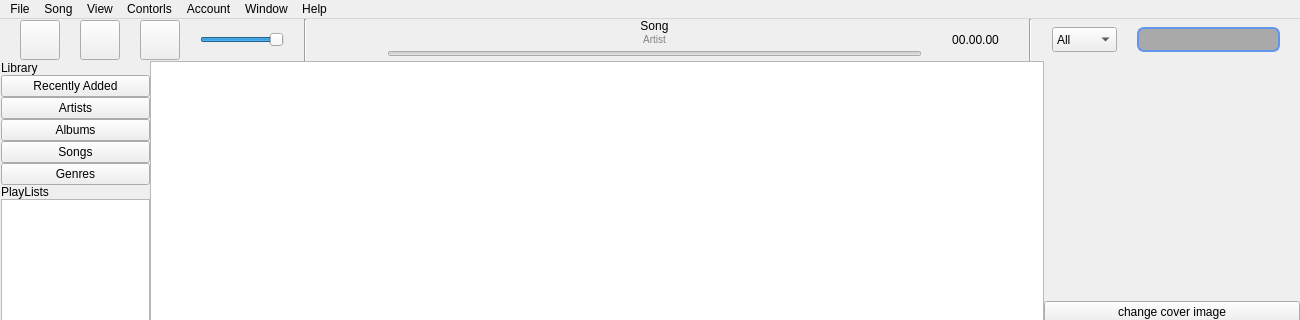
This is app/src/mainwindow.ui in intelek2al/CPP-Uamp as Qt 5 draws it before an edit; both pictures show x 0 to 1300 and y 0 to 320 of the 1300 by 625 pixel window. The edited form follows.
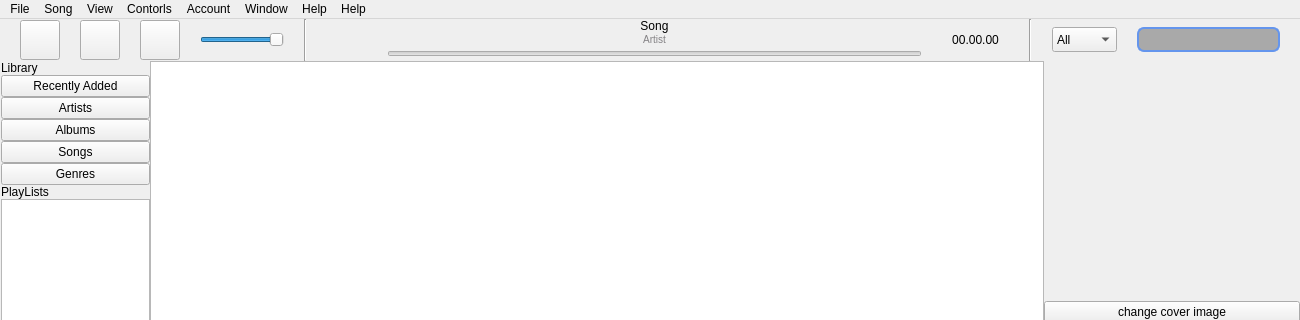
This is the edited form.

Diff of the .ui file:
```diff
--- a/app/src/mainwindow.ui
+++ b/app/src/mainwindow.ui
@@ -744,6 +744,12 @@
      <string>Help</string>
     </property>
    </widget>
+   <widget class="QMenu" name="menuHelp_2">
+    <property name="title">
+     <string>Help</string>
+    </property>
+    <addaction name="actionUamp_Help"/>
+   </widget>
    <addaction name="menuFile"/>
    <addaction name="menuSong"/>
    <addaction name="menuView"/>
@@ -751,6 +757,7 @@
    <addaction name="menuAccount"/>
    <addaction name="menuWindow"/>
    <addaction name="menuHelp"/>
+   <addaction name="menuHelp_2"/>
   </widget>
   <action name="actionPreferences">
    <property name="text">
```
Left out of the diff: 179 changed lines with no effect on the pictures.
